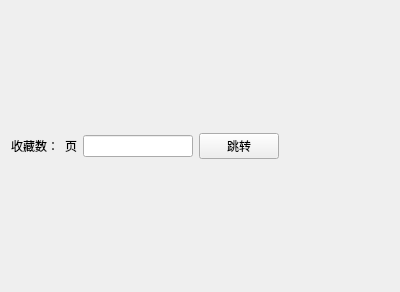
The window that ui/history.ui (tonquer/picacg-qt) describes before a commit, drawn with Qt 5.
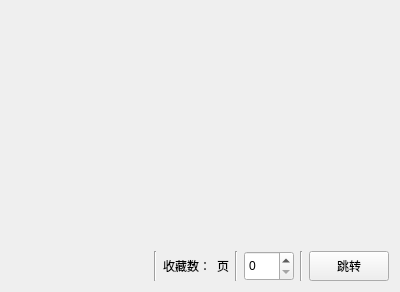
The same window after the commit. Custom widgets are drawn as their Qt base class.

```diff
--- a/ui/history.ui
+++ b/ui/history.ui
@@ -18,8 +18,34 @@
     <layout class="QGridLayout" name="gridLayout_4">
      <item row="0" column="0">
       <layout class="QHBoxLayout" name="horizontalLayout">
+       <item>
+        <spacer name="horizontalSpacer">
+         <property name="orientation">
+          <enum>Qt::Horizontal</enum>
+         </property>
+         <property name="sizeHint" stdset="0">
+          <size>
+           <width>40</width>
+           <height>20</height>
+          </size>
+         </property>
+        </spacer>
+       </item>
+       <item>
+        <widget class="Line" name="line_2">
+         <property name="orientation">
+          <enum>Qt::Vertical</enum>
+         </property>
+        </widget>
+       </item>
        <item>
         <widget class="QLabel" name="nums">
+         <property name="minimumSize">
+          <size>
+           <width>0</width>
+           <height>30</height>
+          </size>
+         </property>
          <property name="text">
           <string>收藏数：</string>
          </property>
@@ -27,16 +53,49 @@
        </item>
        <item>
         <widget class="QLabel" name="pages">
+         <property name="minimumSize">
+          <size>
+           <width>0</width>
+           <height>30</height>
+          </size>
+         </property>
          <property name="text">
           <string>页</string>
          </property>
         </widget>
        </item>
        <item>
-        <widget class="QLineEdit" name="lineEdit"/>
+        <widget class="Line" name="line">
+         <property name="orientation">
+          <enum>Qt::Vertical</enum>
+         </property>
+        </widget>
+       </item>
+       <item>
+        <widget class="QSpinBox" name="spinBox">
+         <property name="minimumSize">
+          <size>
+           <width>50</width>
+           <height>30</height>
+          </size>
+         </property>
+        </widget>
+       </item>
+       <item>
+        <widget class="Line" name="line_3">
+         <property name="orientation">
+          <enum>Qt::Vertical</enum>
+         </property>
+        </widget>
        </item>
        <item>
         <widget class="QPushButton" name="jumpButton">
+         <property name="minimumSize">
+          <size>
+           <width>0</width>
+           <height>30</height>
+          </size>
+         </property>
          <property name="text">
           <string>跳转</string>
          </property>
@@ -45,28 +104,30 @@
          </property>
         </widget>
        </item>
-       <item>
-        <spacer name="horizontalSpacer">
-         <property name="orientation">
-          <enum>Qt::Horizontal</enum>
-         </property>
-         <property name="sizeHint" stdset="0">
-          <size>
-           <width>40</width>
-           <height>20</height>
-          </size>
-         </property>
-        </spacer>
-       </item>
       </layout>
      </item>
     </layout>
    </item>
    <item row="0" column="0">
-    <layout class="QGridLayout" name="gridLayout_3"/>
+    <layout class="QGridLayout" name="gridLayout_3">
+     <item row="0" column="0">
+      <widget class="QtBookList" name="bookList">
+       <property name="styleSheet">
+        <string notr="true">QListWidget {background-color:transparent;}</string>
+       </property>
+      </widget>
+     </item>
+    </layout>
    </item>
   </layout>
  </widget>
+ <customwidgets>
+  <customwidget>
+   <class>QtBookList</class>
+   <extends>QListWidget</extends>
+   <header location="global">.qtlistwidget.h</header>
+  </customwidget>
+ </customwidgets>
  <resources/>
  <connections>
   <connection>
```
